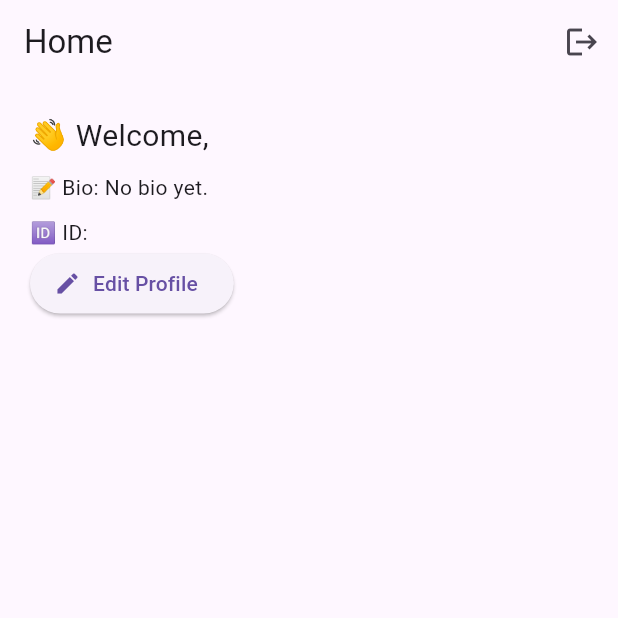
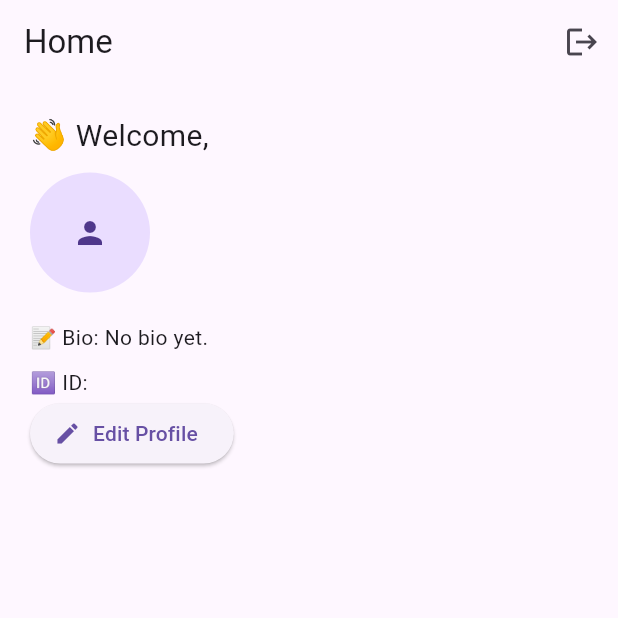
Before and after one commit to nensi0112sluzbeni/speakout_mobapp, a Flutter app: the screen it shows once a user with an empty profile is signed in, on a phone screen of 412 x 824 dp, the top half of it. Run offline on Flutter 3.47's test engine with Material 3 defaults, Android fonts, the phone set to English and light mode, and no system bars; our stand-ins replace file_picker, flutter_riverpod, supabase_flutter; accounts and stored records are empty.

Commit message:
modification in edit_profile_page.dart so the users can upload their avatar and change it, modification in home_page.dart so it displays, pubspec.yaml changes for dependencies - file_picker

```diff
--- a/lib/home_page.dart
+++ b/lib/home_page.dart
@@ -34,6 +34,19 @@ class HomePage extends ConsumerWidget {
               children: [
                 Text("👋 Welcome, ${profile.username}", style: TextStyle(fontSize: 20)),
                 SizedBox(height: 10),
+
+                if (profile.avatarUrl.isNotEmpty)
+                  CircleAvatar(
+                    radius: 40,
+                    backgroundImage: NetworkImage('${profile.avatarUrl}?v=${DateTime.now().millisecondsSinceEpoch}'),
+                  )
+                else
+                  CircleAvatar(
+                    radius: 40,
+                    child: Icon(Icons.person),
+                  ),
+                SizedBox(height: 20),
+
                 Text("📝 Bio: ${profile.bio.isEmpty ? 'No bio yet.' : profile.bio}"),
                 SizedBox(height: 10),
                 Text("🆔 ID: ${profile.id}"),
--- a/pubspec.yaml
+++ b/pubspec.yaml
@@ -36,6 +36,7 @@ dependencies:
   flutter_hooks: ^0.20.5
   hooks_riverpod: ^2.4.9
   intl: ^0.19.0 # for date formatting if needed
+  file_picker: ^6.1.1
 
   # The following adds the Cupertino Icons font to your application.
   # Use with the CupertinoIcons class for iOS style icons.
```
Also changed, not shown: lib/edit_profile_page.dart (+53 -0 lines), pubspec.lock.
